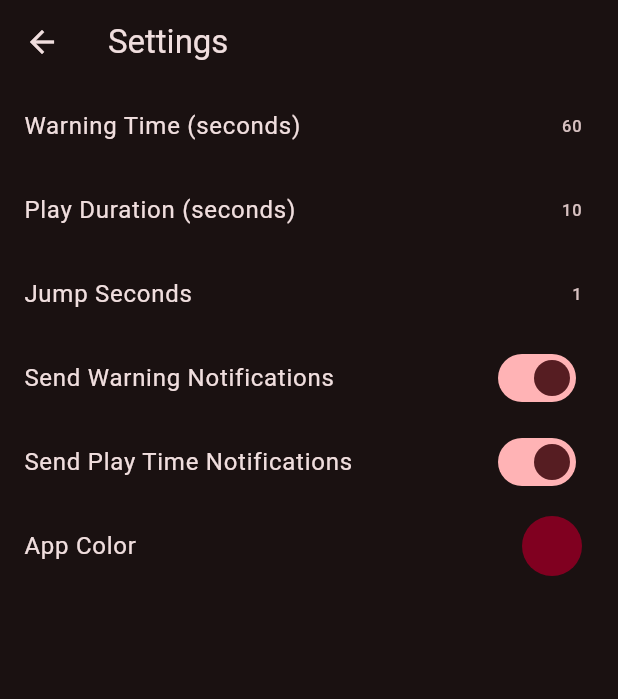
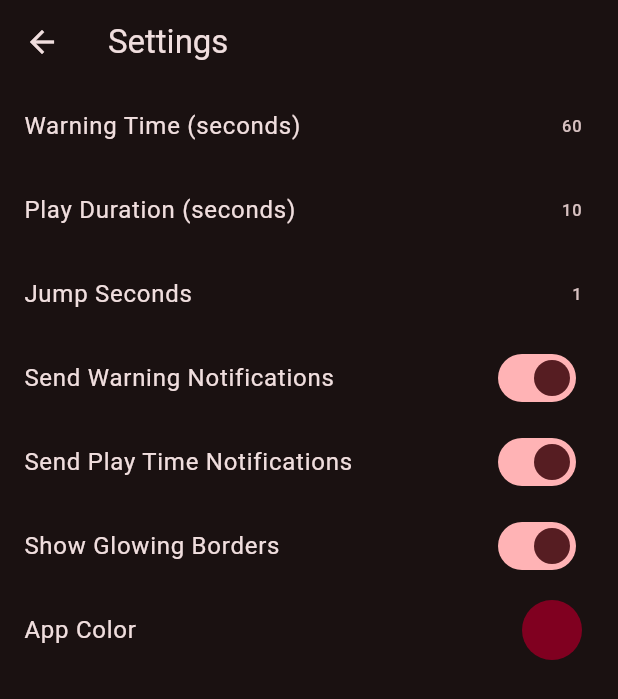
Before and after one commit to JarneClaesen/OperaTimer, a Flutter app: the screen it shows after launch, after a tap on the "settings" icon, on a phone screen of 412 x 824 dp. Shown: the top 699 px of the screen. Run offline on Flutter 3.47's test engine with Material 3 defaults, Android fonts, the phone set to English and light mode, and no system bars; our stand-ins replace flutter_local_notifications, hive, hive_flutter, numberpicker, sensors_plus, shared_preferences; missing offline and left inert: flutter_foreground_task, sound_mode; accounts and stored records are empty.

Commit message:
Add option to hide glowing borders in settings

```diff
--- a/lib/providers/timer_provider.dart
+++ b/lib/providers/timer_provider.dart
@@ -33,6 +33,7 @@ class TimerProvider with ChangeNotifier {
   List<bool> _hasWarnedForPlayTimes = [];
   List<bool> _hasNotifiedForPlayTimes = [];
   DateTime? _startTime;
+  bool _showGlowingBorders = true;
 
 
   TimerProvider() {
@@ -49,6 +50,7 @@ class TimerProvider with ChangeNotifier {
     _sendWarningNotifications = box.get(sendWarningNotificationsKey, defaultValue: true);
     _sendPlayTimeNotifications = box.get(sendPlayTimeNotificationsKey, defaultValue: true);
     _jumpSeconds = box.get('jumpSeconds', defaultValue: 1);
+    _showGlowingBorders = box.get('showGlowingBorders', defaultValue: true);
     notifyListeners();
   }
 
@@ -92,6 +94,7 @@ class TimerProvider with ChangeNotifier {
   bool get sendWarningNotifications => _sendWarningNotifications;
   bool get sendPlayTimeNotifications => _sendPlayTimeNotifications;
   int get jumpSeconds => _jumpSeconds;
+  bool get showGlowingBorders => _showGlowingBorders;
 
   void setOnTimerScreen(bool value) {
     _isOnTimerScreen = value;
@@ -166,6 +169,13 @@ class TimerProvider with ChangeNotifier {
     _jumpSeconds = seconds;
     final box = await Hive.openBox(settingsBoxName);
     await box.put('jumpSeconds', seconds);
+    notifyListeners();
+  }
+
+  Future<void> setShowGlowingBorders(bool value) async {
+    _showGlowingBorders = value;
+    final box = await Hive.openBox(settingsBoxName);
+    await box.put('showGlowingBorders', value);
     notifyListeners();
   }
 
--- a/lib/screens/settings_screen.dart
+++ b/lib/screens/settings_screen.dart
@@ -42,6 +42,13 @@ class SettingsScreen extends StatelessWidget {
                 value: timerProvider.sendPlayTimeNotifications,
                 onChanged: (bool value) {
                   timerProvider.setSendPlayTimeNotifications(value);
+                },
+              ),
+              SwitchListTile(
+                title: Text('Show Glowing Borders'),
+                value: timerProvider.showGlowingBorders,
+                onChanged: (bool value) {
+                  timerProvider.setShowGlowingBorders(value);
                 },
               ),
               ListTile(
--- a/lib/screens/timer_screen.dart
+++ b/lib/screens/timer_screen.dart
@@ -122,7 +122,7 @@ class _TimerScreenState extends State<TimerScreen> {
                     BrightnessSlider(brightnessProvider: brightnessProvider),
                   ],
                 ),
-                if (timerProvider.isWarning || timerProvider.isPlayTime)
+                if (timerProvider.showGlowingBorders && (timerProvider.isWarning || timerProvider.isPlayTime))
                   Positioned.fill(
                     child: IgnorePointer(
                       child: GlowingBorders(
```
